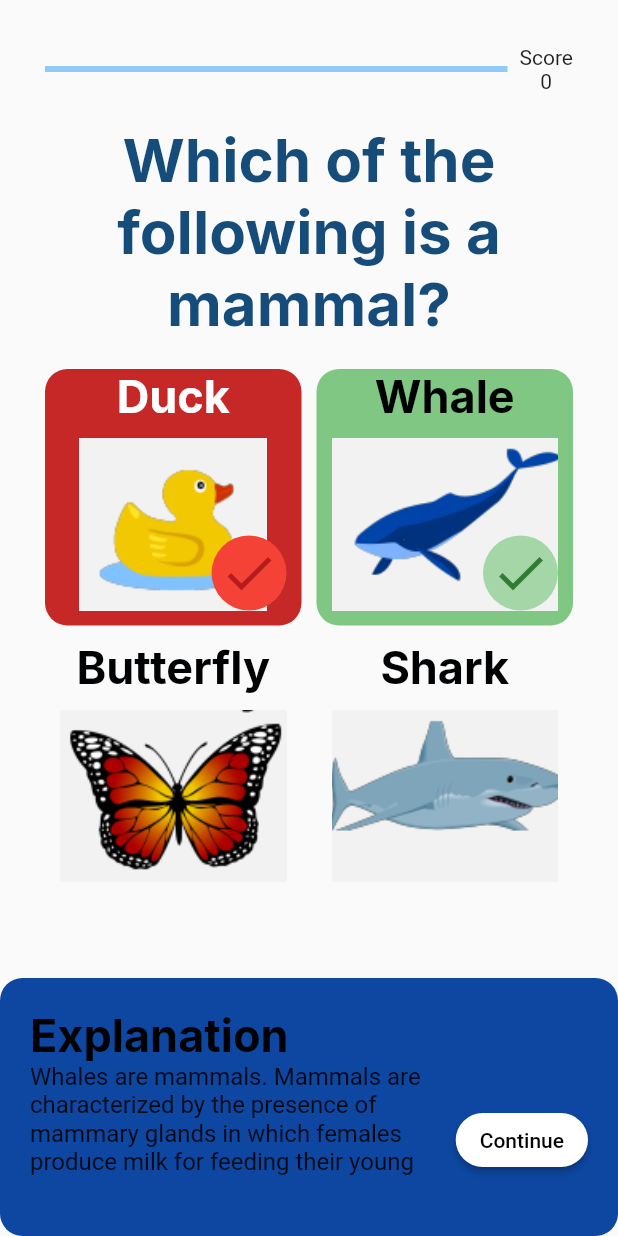
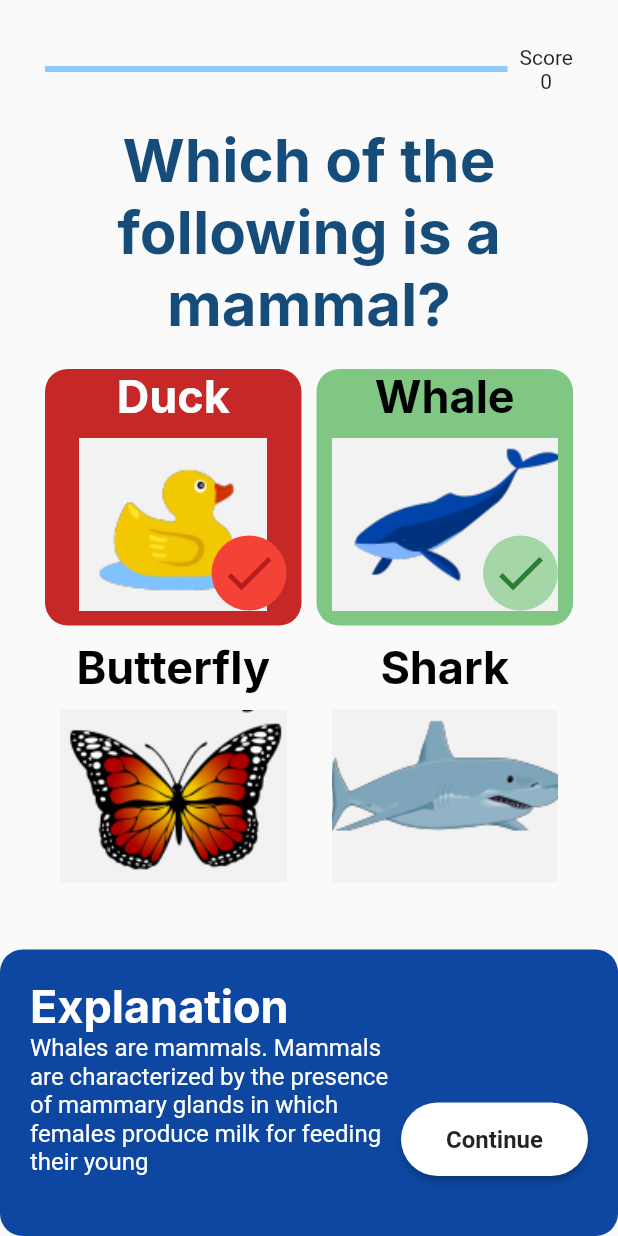
Before and after one commit to winsonhys/bluente-technical, a Flutter app: the screen it shows after launch, after a tap on "Duck", on a phone screen of 412 x 824 dp. Run offline on Flutter 3.47's test engine with Material 2 defaults, Android fonts, the phone set to English and light mode, and no system bars; our stand-ins replace flutter_bloc, flutter_hooks, get, google_fonts.

Commit message:
feat: added navigation to result card

```diff
--- a/lib/main.dart
+++ b/lib/main.dart
@@ -1,10 +1,12 @@
 import 'package:flutter/material.dart';
 import 'package:flutter_bloc/flutter_bloc.dart';
+import 'package:get/route_manager.dart';
 import 'package:google_fonts/google_fonts.dart';
 import 'package:my_app/questionnaire/presentation/bloc/answer_selection_cubit.dart';
 import 'package:my_app/questionnaire/presentation/bloc/question_number_cubit.dart';
 import 'package:my_app/questionnaire/presentation/bloc/score_cubit.dart';
 import 'package:my_app/questionnaire/questionnaire.dart';
+import 'package:my_app/result/result.dart';
 
 void main() {
   runApp(const MyApp());
@@ -16,7 +18,7 @@ class MyApp extends StatelessWidget {
   // This widget is the root of your application.
   @override
   Widget build(BuildContext context) {
-    return MaterialApp(
+    return GetMaterialApp(
       title: 'Flutter Demo',
       theme: ThemeData(
         textTheme: GoogleFonts.interTextTheme(const TextTheme(
@@ -28,28 +30,31 @@ class MyApp extends StatelessWidget {
                 fontSize: 40,
                 fontWeight: FontWeight.bold,
                 color: Color(0xff154c79)))),
-          // This is the theme of your application.
-          //
-          // Try running your application with "flutter run". You'll see the
-          // application has a blue toolbar. Then, without quitting the app, try
-          // changing the primarySwatch below to Colors.green and then invoke
-          // "hot reload" (press "r" in the console where you ran "flutter run",
-          // or simply save your changes to "hot reload" in a Flutter IDE).
-          // Notice that the counter didn't reset back to zero; the application
-          // is not restarted.
         primarySwatch: Colors.blue,
       ),
-        home: Scaffold(
+      initialRoute: "/",
+      getPages: [
+        GetPage(
+            name: '/',
+            page: () => Scaffold(
                 body: Container(
                     padding: const EdgeInsetsDirectional.only(top: 30),
                     child: MultiBlocProvider(
                       providers: [
                         BlocProvider(create: (context) => QuestionCubit()),
                         BlocProvider(create: (context) => ScoreCubit()),
-                    BlocProvider(create: (context) => AnswerSelectionCubit())
+                        BlocProvider(
+                            create: (context) => AnswerSelectionCubit())
                       ],
                       child: const QuestionnaireScreen(),
-                ))));
+                    )))),
+        GetPage(
+            name: "/result",
+            page: () => const Scaffold(
+                  body: Result(),
+                ))
+      ],
+    );
   }
 }
 
--- a/lib/questionnaire/domain/question_domain.dart
+++ b/lib/questionnaire/domain/question_domain.dart
@@ -17,16 +17,17 @@ class _Answer {
 }
 
 class QuestionData {
-  final int _number;
+  int get totalNumberOfQuestions => questionText.length;
+  final int _index;
 
-  QuestionData(this._number);
+  QuestionData(this._index);
 
-  int get number => _number;
-  String get text => questionText[_number];
+  int get index => _index;
+  String get text => questionText[_index];
   List<_Answer> get answers =>
-      questionOptions[_number].map((option) => _Answer(option)).toList();
+      questionOptions[_index].map((option) => _Answer(option)).toList();
 
-  String get explanation => questionExplanation[_number];
+  String get explanation => questionExplanation[_index];
 
-  int get correctAnswerIndex => questionCorrectAnswerIndex[_number];
+  int get correctAnswerIndex => questionCorrectAnswerIndex[_index];
 }
--- a/lib/questionnaire/presentation/explanation/explanation_card.dart
+++ b/lib/questionnaire/presentation/explanation/explanation_card.dart
@@ -3,7 +3,9 @@ import 'package:flutter_bloc/flutter_bloc.dart';
 import 'package:my_app/questionnaire/presentation/bloc/question_number_cubit.dart';
 
 class ExplanationCard extends StatelessWidget {
-  const ExplanationCard({Key? key}) : super(key: key);
+  void Function(BuildContext context) onContinue;
+
+  ExplanationCard({Key? key, required this.onContinue}) : super(key: key);
 
   @override
   Widget build(BuildContext context) {
@@ -20,7 +22,10 @@ class ExplanationCard extends StatelessWidget {
           children: [
             Text(
               "Explanation",
-              style: Theme.of(context).textTheme.headline5,
+              style: Theme.of(context)
+                  .textTheme
+                  .headline5
+                  ?.merge(const TextStyle(color: Colors.white)),
             ),
             Row(
               crossAxisAlignment: CrossAxisAlignment.end,
@@ -29,17 +34,30 @@ class ExplanationCard extends StatelessWidget {
                   flex: 1,
                   child: Text(
                     explanation,
-                    style: Theme.of(context).textTheme.subtitle1,
+                    style: Theme.of(context)
+                        .textTheme
+                        .subtitle1
+                        ?.merge(const TextStyle(color: Colors.white)),
                     softWrap: true,
                   ),
                 ),
                 ElevatedButton(
-                  onPressed: () {},
+                  onPressed: () {
+                    onContinue(context);
+                  },
                   style: ElevatedButton.styleFrom(
                       shape: const StadiumBorder(),
+                      padding: const EdgeInsets.symmetric(
+                          horizontal: 30, vertical: 15),
                       primary: Colors.white,
                       onPrimary: Colors.black),
-                  child: const Text("Continue"),
+                  child: Text(
+                    "Continue",
+                    style: Theme.of(context)
+                        .textTheme
+                        .subtitle1
+                        ?.merge(const TextStyle(fontWeight: FontWeight.bold)),
+                  ),
                 )
               ],
             )
--- a/lib/questionnaire/presentation/progress/progress.dart
+++ b/lib/questionnaire/presentation/progress/progress.dart
@@ -14,8 +14,8 @@ class Progress extends HookWidget {
 
     final animationController = useAnimationController(
         duration: const Duration(microseconds: 200),
-        lowerBound: questionState.number - 1 / 3,
-        upperBound: questionState.number.toDouble() / 3);
+        lowerBound: questionState.index - 1 / 3,
+        upperBound: questionState.index.toDouble() / 3);
 
     return Row(
       mainAxisSize: MainAxisSize.min,
--- a/lib/questionnaire/questionnaire.dart
+++ b/lib/questionnaire/questionnaire.dart
@@ -3,6 +3,7 @@ import 'dart:async';
 import 'package:flutter/material.dart';
 import 'package:flutter_bloc/flutter_bloc.dart';
 import 'package:flutter_hooks/flutter_hooks.dart';
+import 'package:get/route_manager.dart';
 import 'package:my_app/questionnaire/presentation/bloc/answer_selection_cubit.dart';
 import 'package:my_app/questionnaire/presentation/bloc/question_number_cubit.dart';
 import 'package:my_app/questionnaire/presentation/bloc/score_cubit.dart';
@@ -28,6 +29,34 @@ class QuestionnaireScreen extends StatelessWidget {
 class _QuestionnaireView extends HookWidget {
   const _QuestionnaireView({Key? key}) : super(key: key);
 
+  gotoNextQuestion(BuildContext context) {
+    BlocProvider.of<AnswerSelectionCubit>(context, listen: false).reset();
+    BlocProvider.of<QuestionCubit>(context, listen: false).increment();
+    BlocProvider.of<ScoreCubit>(context, listen: false).increment();
+  }
+
+  gotoResultPage(BuildContext context) {
+    final score = BlocProvider.of<ScoreCubit>(context, listen: false).state;
+    dispose(context);
+    Get.toNamed("/result", arguments: score.toString());
+  }
+
+  dispose(BuildContext context) {
+    BlocProvider.of<AnswerSelectionCubit>(context, listen: false).close();
+    BlocProvider.of<QuestionCubit>(context, listen: false).close();
+    BlocProvider.of<ScoreCubit>(context, listen: false).close();
+  }
+
+  onFinishQuestion(BuildContext context) {
+    final questionCubit =
+        BlocProvider.of<QuestionCubit>(context, listen: false).state;
+    if (questionCubit.totalNumberOfQuestions - 1 == questionCubit.index) {
+      gotoResultPage(context);
+    } else {
+      gotoNextQuestion(context);
+    }
+  }
+
   @override
   Widget build(BuildContext context) {
     final cardAnimationController =
@@ -42,17 +71,15 @@ class _QuestionnaireView extends HookWidget {
     ));
 
     final selectedAnswerCubit = context.watch<AnswerSelectionCubit>();
-    final correctAnswer =
-        context.read<QuestionCubit>().state.correctAnswerIndex;
+    final questionCubit = context.watch<QuestionCubit>().state;
+    final correctAnswer = questionCubit.correctAnswerIndex;
 
     if (selectedAnswerCubit.hasAnswerSelected()) {
       if (selectedAnswerCubit.state != correctAnswer) {
         cardAnimationController.forward();
       } else {
         Timer(const Duration(seconds: 1), () {
-          context.read<AnswerSelectionCubit>().reset();
-          context.read<QuestionCubit>().increment();
-          context.read<ScoreCubit>().increment();
+          onFinishQuestion(context);
         });
       }
     }
@@ -69,12 +96,18 @@ class _QuestionnaireView extends HookWidget {
                   QuestionsView(),
                 ],
               )),
-          SlideTransition(
-              position: cardAnimation,
-              child: Container(
-                alignment: Alignment.bottomCenter,
-                child: const ExplanationCard(),
-              ))
+          BlocListener(
+            listener: (context, state) {
+              cardAnimationController.reset();
+            },
+            bloc: BlocProvider.of<QuestionCubit>(context, listen: false),
+            child: SlideTransition(
+                position: cardAnimation,
+                child: Container(
+                  alignment: Alignment.bottomCenter,
+                  child: ExplanationCard(onContinue: onFinishQuestion),
+                )),
+          )
         ],
       ),
     );
```
Also changed, not shown: lib/questionnaire/presentation/bloc/question_number_cubit.dart (+12 -4 lines), lib/result/result.dart (added, +24 -0 lines). Lines whose indentation alone changed are shown as unchanged.
